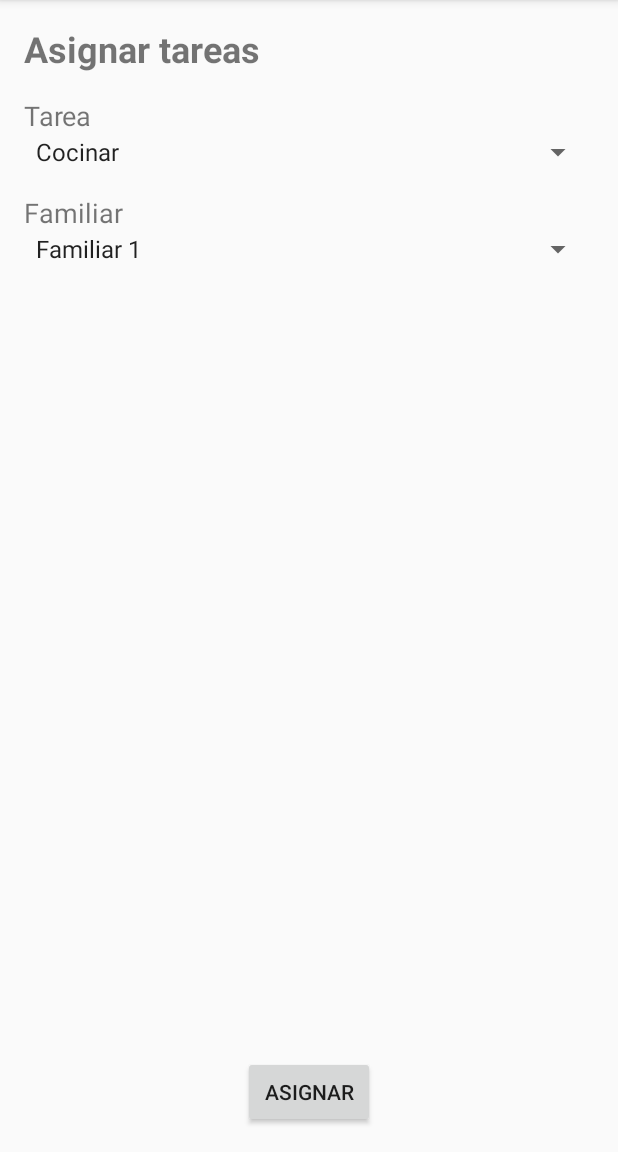
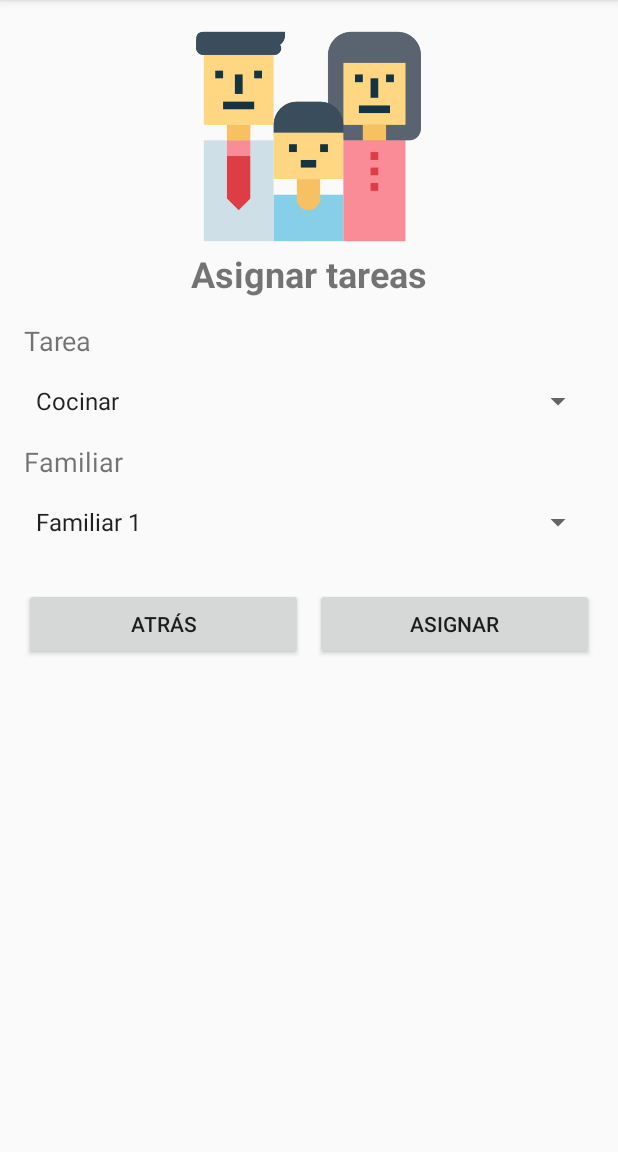
Before and after one commit to pavazfer/VIU_Dispositivos_moviles_app_android, an Android app: the screen it shows after launch (AssignTasks), after a tap on "ASIGNAR TAREAS A FAMILIARES", on a phone screen of 412 x 824 dp, the part 84-1236 px from its top. Run offline under Robolectric (Android 15) with nearby library versions, the light colour scheme and no system bars.

Commit message:
Incluir imagenes y pantalla inicio

```diff
--- a/app/src/main/java/com/viu/dispositivosmoviles/actividad1/AssignTasks.kt
+++ b/app/src/main/java/com/viu/dispositivosmoviles/actividad1/AssignTasks.kt
@@ -5,6 +5,7 @@ import android.os.Bundle
 import android.widget.ArrayAdapter
 import android.widget.Button
 import android.widget.EditText
+import android.widget.ImageView
 import android.widget.Spinner
 import android.widget.Toast
 import androidx.appcompat.app.AppCompatActivity
@@ -24,8 +25,13 @@ class AssignTasks: AppCompatActivity() {
         taskNameSpinner = findViewById(R.id.taskSpinner)
         familyMemberSpinner = findViewById(R.id.familyMemberSpinner)
 
-        val buttonAtras = findViewById<Button>(R.id.assignButton)
+        val buttonAtras = findViewById<Button>(R.id.backButton)
         buttonAtras.setOnClickListener {
+            finish() // Finaliza la actividad actual al hacer clic en el botón "Atrás"
+        }
+
+        val buttonAssign = findViewById<Button>(R.id.assignButton)
+        buttonAssign.setOnClickListener {
             val selectedTask = taskNameSpinner.selectedItem.toString()
             val selectedFamilyMember = familyMemberSpinner.selectedItem.toString()
             assignTaskToFamilyMember(selectedTask, selectedFamilyMember)
@@ -64,4 +70,13 @@ class AssignTasks: AppCompatActivity() {
         // Notifica al adaptador que se han realizado cambios en los datos
         adaptador.notifyDataSetChanged()
     }
+
+    private fun getImageResourceForTask(taskName: String): Int {
+        return when (taskName) {
+            "Cocinar" -> R.drawable.cocina
+            "Limpiar" -> R.drawable.limpieza
+            "Fregar los platos" -> R.drawable.lavar_platos
+            else -> R.drawable.casa
+        }
+    }
 }
--- a/app/src/main/java/com/viu/dispositivosmoviles/actividad1/InicioDomesticActivities.kt
+++ b/app/src/main/java/com/viu/dispositivosmoviles/actividad1/InicioDomesticActivities.kt
@@ -3,6 +3,7 @@ package com.viu.dispositivosmoviles.actividad1
 import android.content.Intent
 import android.os.Bundle
 import android.widget.Button
+import android.widget.ImageView
 import androidx.appcompat.app.AppCompatActivity
 
 class InicioDomesticActivities : AppCompatActivity() {
--- a/app/src/main/java/com/viu/dispositivosmoviles/actividad1/ShowDomesticTasks.kt
+++ b/app/src/main/java/com/viu/dispositivosmoviles/actividad1/ShowDomesticTasks.kt
@@ -3,6 +3,7 @@ package com.viu.dispositivosmoviles.actividad1
 import TasksAdapter
 import android.os.Bundle
 import android.widget.Button
+import android.widget.ImageView
 import android.widget.TextView
 import androidx.appcompat.app.AppCompatActivity
 import androidx.recyclerview.widget.LinearLayoutManager
@@ -24,8 +25,6 @@ class ShowDomesticTasks : AppCompatActivity() {
         buttonAtras.setOnClickListener {
             finish() // Finaliza la actividad actual al hacer clic en el botón "Atrás"
         }
-
-
     }
 
     override fun onResume() {
--- /dev/null
+++ b/app/src/main/java/com/viu/dispositivosmoviles/actividad1/SplashActivity.kt
@@ -0,0 +1,23 @@
+package com.viu.dispositivosmoviles.actividad1
+
+import android.content.Intent
+import android.os.Bundle
+import android.os.Handler
+import android.os.Looper
+import androidx.appcompat.app.AppCompatActivity
+
+class SplashActivity : AppCompatActivity() {
+
+    override fun onCreate(savedInstanceState: Bundle?) {
+        super.onCreate(savedInstanceState)
+        setContentView(R.layout.activity_splash)
+
+        val handler = Handler(Looper.getMainLooper())
+        handler.postDelayed({
+            // Iniciar la siguiente actividad aquí
+            val intent = Intent(this, InicioDomesticActivities::class.java)
+            startActivity(intent)
+            finish()
+        }, 5000) // 5 segundos
+    }
+}
--- a/app/src/main/java/com/viu/dispositivosmoviles/actividad1/TaskDetails.kt
+++ b/app/src/main/java/com/viu/dispositivosmoviles/actividad1/TaskDetails.kt
@@ -4,6 +4,7 @@ import TasksAdapter
 import android.content.Intent
 import android.os.Bundle
 import android.widget.Button
+import android.widget.ImageView
 import android.widget.TextView
 import android.widget.Toast
 import androidx.appcompat.app.AppCompatActivity
@@ -58,7 +59,6 @@ class TaskDetails: AppCompatActivity() {
 
         val rangeSlider = findViewById<RangeSlider>(R.id.rangeSlider)
         val buttonSaveProgress = findViewById<Button>(R.id.saveProgressButton)
-        // modifyProgress(rangeSlider, buttonSaveProgress, taskName)
         buttonSaveProgress.setOnClickListener {
             if (taskName != null) {
                 modifyProgress(rangeSlider, taskName)
--- a/app/src/main/res/layout/activity_assign_tasks.xml
+++ b/app/src/main/res/layout/activity_assign_tasks.xml
@@ -1,17 +1,33 @@
 <?xml version="1.0" encoding="utf-8"?>
-<RelativeLayout xmlns:android="http://schemas.android.com/apk/res/android"
+<LinearLayout xmlns:android="http://schemas.android.com/apk/res/android"
     android:layout_width="match_parent"
     android:layout_height="match_parent"
+    android:orientation="vertical"
     android:padding="16dp">
+
+
+    <LinearLayout
+        android:layout_width="match_parent"
+        android:layout_height="wrap_content"
+        android:orientation="vertical"
+        android:gravity="center_horizontal">
+
+        <ImageView
+            android:id="@+id/taskImageView"
+            android:layout_width="150dp"
+            android:layout_height="150dp"
+            android:scaleType="centerCrop"
+            android:src="@drawable/familia" />
 
         <TextView
             android:id="@+id/titleTextView"
-        android:layout_width="match_parent"
+            android:layout_width="wrap_content"
             android:layout_height="wrap_content"
             android:text="@string/assign_tasks"
             android:textSize="24sp"
             android:textStyle="bold"
             android:layout_marginBottom="16dp" />
+    </LinearLayout>
 
     <TextView
         android:id="@+id/taskNameTextView"
@@ -19,13 +35,12 @@
         android:layout_height="wrap_content"
         android:text="@string/task"
         android:textSize="18sp"
-        android:layout_below="@id/titleTextView" />
+        android:layout_marginBottom="16dp" />
 
     <Spinner
         android:id="@+id/taskSpinner"
         android:layout_width="match_parent"
         android:layout_height="wrap_content"
-        android:layout_below="@id/taskNameTextView"
         android:layout_marginBottom="16dp" />
 
     <TextView
@@ -34,22 +49,36 @@
         android:layout_height="wrap_content"
         android:text="@string/familiar"
         android:textSize="18sp"
-        android:layout_below="@id/taskSpinner" />
+        android:layout_marginBottom="16dp" />
 
     <Spinner
         android:id="@+id/familyMemberSpinner"
         android:layout_width="match_parent"
         android:layout_height="wrap_content"
-        android:layout_below="@id/familyMemberTextView"
         android:layout_marginBottom="16dp" />
+
+    <LinearLayout
+        android:layout_width="match_parent"
+        android:layout_height="wrap_content"
+        android:orientation="horizontal">
+
+        <Button
+            android:id="@+id/backButton"
+            android:layout_width="wrap_content"
+            android:layout_height="wrap_content"
+            android:text="@string/atras"
+            android:layout_weight="1"
+            android:layout_marginEnd="8dp"
+            android:layout_marginTop="16dp"/>
 
         <Button
             android:id="@+id/assignButton"
             android:layout_width="wrap_content"
             android:layout_height="wrap_content"
-        android:text="@string/assing"
-        android:layout_alignParentBottom="true"
-        android:layout_centerHorizontal="true"
+            android:text="@string/assign"
+            android:layout_weight="1"
             android:layout_marginTop="16dp" />
 
-</RelativeLayout>
+    </LinearLayout>
+
+</LinearLayout>
--- a/app/src/main/res/values/strings.xml
+++ b/app/src/main/res/values/strings.xml
@@ -25,11 +25,11 @@
     <!-- ASIGNAR TAREAS  -->
     <string name="assign_tasks">Asignar tareas</string>
     <string name="familiar">Familiar</string>
-    <string name="assing">Asignar</string>
+    <string name="assign">Asignar</string>
 
     <!-- COMUNES -->
     <string name="atras">Atrás</string>
-
+    <string name="domestic_tasks">Domestic Tasks</string>
 
 
 </resources>
```
Also changed, not shown: app/src/main/AndroidManifest.xml (+10 -1 lines), app/src/main/res/layout/activity_home.xml (+22 -5 lines), app/src/main/res/layout/activity_show_tasks.xml (+26 -7 lines), app/src/main/res/layout/activity_splash.xml (added, +31 -0 lines), app/src/main/res/layout/activity_task_detail.xml (+23 -7 lines), app/src/main/res/drawable/detalle.png (added), app/src/main/res/drawable/familia.png (added), app/src/main/res/drawable/gestion.png (added), app/src/main/res/drawable/listado.png (added). Lines whose indentation alone changed are shown as unchanged.
